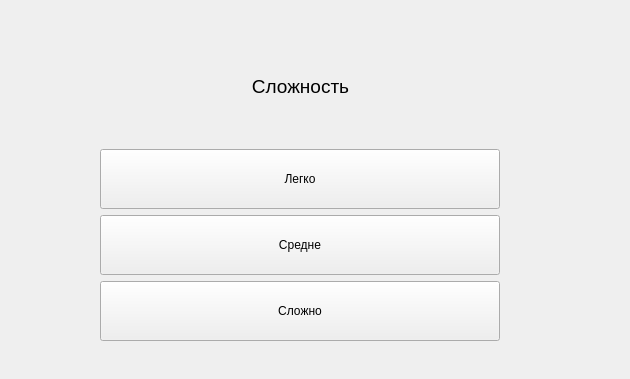
Before: the Qt Designer form ui/difficult.ui in moevm/gui-1h2018-34, drawn with Qt 5.
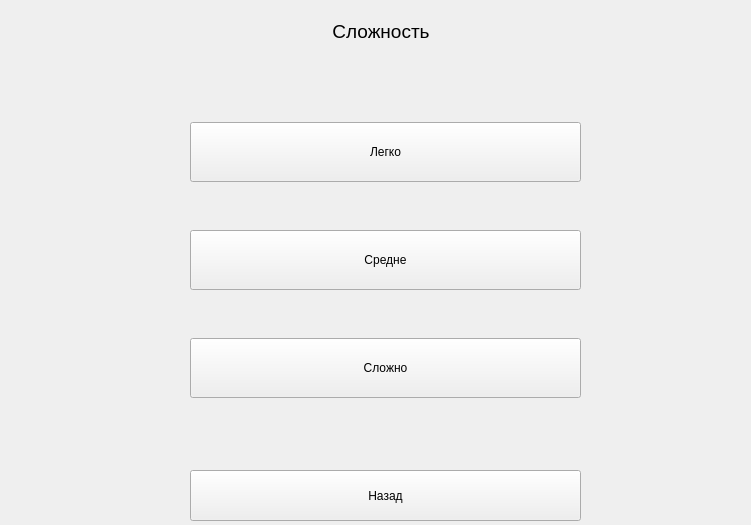
After: the same form once the commit is applied.

Commit message: add records menu

The edit to the form file:
```diff
--- a/ui/difficult.ui
+++ b/ui/difficult.ui
@@ -6,25 +6,53 @@
    <rect>
     <x>0</x>
     <y>0</y>
-    <width>630</width>
-    <height>379</height>
+    <width>751</width>
+    <height>525</height>
    </rect>
   </property>
   <property name="windowTitle">
    <string>Form</string>
   </property>
-  <widget class="QWidget" name="">
+  <widget class="QPushButton" name="ToMainMenu">
    <property name="geometry">
     <rect>
-     <x>100</x>
-     <y>30</y>
-     <width>401</width>
-     <height>311</height>
+     <x>190</x>
+     <y>470</y>
+     <width>391</width>
+     <height>51</height>
     </rect>
    </property>
-   <layout class="QVBoxLayout" name="verticalLayout">
-    <item>
+   <property name="sizePolicy">
+    <sizepolicy hsizetype="Expanding" vsizetype="Maximum">
+     <horstretch>0</horstretch>
+     <verstretch>0</verstretch>
+    </sizepolicy>
+   </property>
+   <property name="maximumSize">
+    <size>
+     <width>400</width>
+     <height>60</height>
+    </size>
+   </property>
+   <property name="text">
+    <string>Назад</string>
+   </property>
+  </widget>
      <widget class="QLabel" name="label">
+   <property name="geometry">
+    <rect>
+     <x>330</x>
+     <y>20</y>
+     <width>102</width>
+     <height>27</height>
+    </rect>
+   </property>
+   <property name="sizePolicy">
+    <sizepolicy hsizetype="Preferred" vsizetype="Fixed">
+     <horstretch>0</horstretch>
+     <verstretch>0</verstretch>
+    </sizepolicy>
+   </property>
       <property name="font">
        <font>
         <pointsize>14</pointsize>
@@ -34,10 +62,19 @@
        <string>Сложность</string>
       </property>
       <property name="alignment">
-       <set>Qt::AlignCenter</set>
-      </property>
-     </widget>
-    </item>
+    <set>Qt::AlignHCenter|Qt::AlignTop</set>
+   </property>
+  </widget>
+  <widget class="QWidget" name="verticalLayoutWidget">
+   <property name="geometry">
+    <rect>
+     <x>190</x>
+     <y>80</y>
+     <width>391</width>
+     <height>361</height>
+    </rect>
+   </property>
+   <layout class="QVBoxLayout" name="verticalLayout">
     <item>
      <widget class="QPushButton" name="pushButton">
       <property name="sizePolicy">
```
Lines whose indentation alone changed are shown as unchanged. The commit also changes 15 other files.
